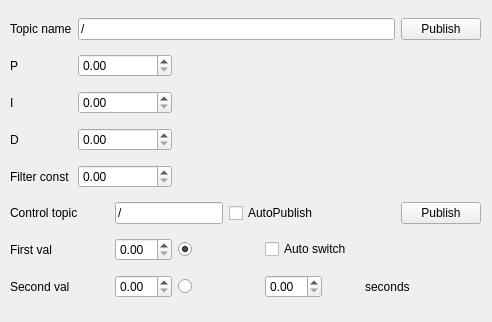
Above: src/puma560_gazebo/include/pid_tuner.ui from s-zenichev/my_diploma_project before the change. Below: the same form after it.
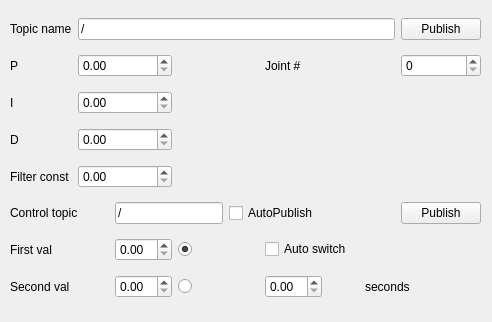
That is the form after the change.

```diff
--- a/src/puma560_gazebo/include/pid_tuner.ui
+++ b/src/puma560_gazebo/include/pid_tuner.ui
@@ -170,6 +170,16 @@
        </property>
       </widget>
      </item>
+     <item row="1" column="8">
+      <widget class="QSpinBox" name="jointNumber"/>
+     </item>
+     <item row="1" column="5">
+      <widget class="QLabel" name="label_10">
+       <property name="text">
+        <string>Joint #</string>
+       </property>
+      </widget>
+     </item>
     </layout>
    </widget>
   </widget>
```
